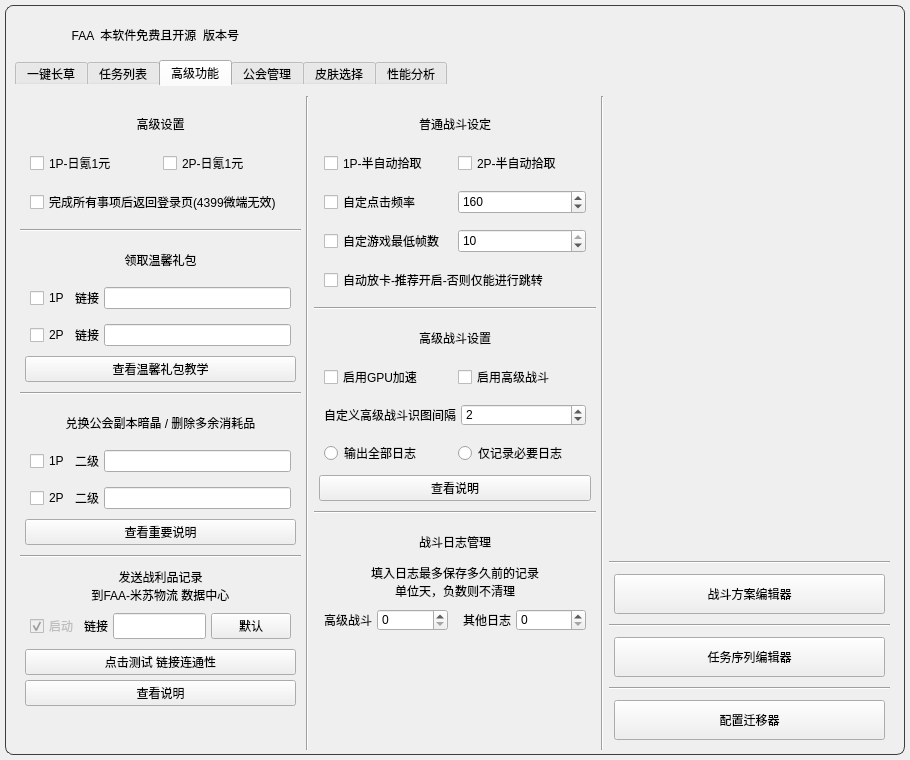
Before: the Qt Designer form resource/ui/FAA_3.0.ui in StareAbyss/FoodsVsMiceAutoAssistant, drawn with Qt 5.
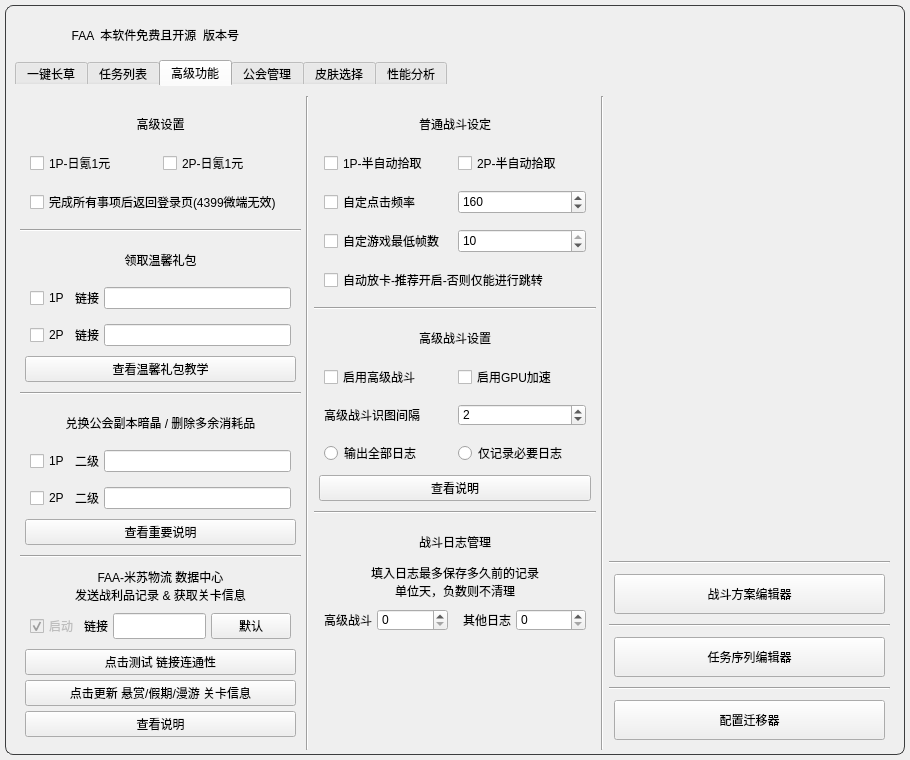
After: the same form once the commit is applied. The open tabs and pages were chosen to show the change. Icons and pictures are not drawn. Custom widgets are drawn as their Qt base class.

Commit message: feat: 关卡信息. 支持从米苏物流获取最新的数据, 并调整读取相关逻辑.

The edit to the form file:
```diff
--- a/resource/ui/FAA_3.0.ui
+++ b/resource/ui/FAA_3.0.ui
@@ -9088,7 +9088,7 @@
               </widget>
              </item>
              <item>
-              <layout class="QVBoxLayout" name="Lay_MisuLogistics" stretch="1,1,1,1">
+              <layout class="QVBoxLayout" name="Lay_MisuLogistics" stretch="1,1,1,1,1">
                <property name="spacing">
                 <number>5</number>
                </property>
@@ -9119,8 +9119,8 @@
                   </size>
                  </property>
                  <property name="text">
-                  <string>发送战利品记录
-到FAA-米苏物流 数据中心</string>
+                  <string>FAA-米苏物流 数据中心
+发送战利品记录 &amp; 获取关卡信息</string>
                  </property>
                  <property name="alignment">
                   <set>Qt::AlignCenter</set>
@@ -9298,6 +9298,34 @@
                  </property>
                 </widget>
                </item>
+               <item>
+                <widget class="QPushButton" name="MisuLogistics_GetStageInfoOnline">
+                 <property name="sizePolicy">
+                  <sizepolicy hsizetype="Expanding" vsizetype="Expanding">
+                   <horstretch>0</horstretch>
+                   <verstretch>0</verstretch>
+                  </sizepolicy>
+                 </property>
+                 <property name="minimumSize">
+                  <size>
+                   <width>0</width>
+                   <height>0</height>
+                  </size>
+                 </property>
+                 <property name="maximumSize">
+                  <size>
+                   <width>16777215</width>
+                   <height>100</height>
+                  </size>
+                 </property>
+                 <property name="toolTip">
+                  <string>只用点一下就够了!</string>
+                 </property>
+                 <property name="text">
+                  <string>点击更新 悬赏/假期/漫游 关卡信息</string>
+                 </property>
+                </widget>
+               </item>
                <item>
                 <widget class="QPushButton" name="MisuLogistics_Tip">
                  <property name="sizePolicy">
@@ -9758,31 +9786,6 @@
                  <property name="bottomMargin">
                   <number>5</number>
                  </property>
-                 <item>
-                  <widget class="QCheckBox" name="Battle_senior_gpu">
-                   <property name="sizePolicy">
-                    <sizepolicy hsizetype="Expanding" vsizetype="Expanding">
-                     <horstretch>0</horstretch>
-                     <verstretch>0</verstretch>
-                    </sizepolicy>
-                   </property>
-                   <property name="minimumSize">
-                    <size>
-                     <width>0</width>
-                     <height>0</height>
-                    </size>
-                   </property>
-                   <property name="maximumSize">
-                    <size>
-                     <width>16777215</width>
-                     <height>100</height>
-                    </size>
-                   </property>
-                   <property name="text">
-                    <string>启用GPU加速</string>
-                   </property>
-                  </widget>
-                 </item>
                  <item>
                   <widget class="QCheckBox" name="Battle_senior_checkedbox">
                    <property name="sizePolicy">
@@ -9811,6 +9814,31 @@
                    </property>
                   </widget>
                  </item>
+                 <item>
+                  <widget class="QCheckBox" name="Battle_senior_gpu">
+                   <property name="sizePolicy">
+                    <sizepolicy hsizetype="Expanding" vsizetype="Expanding">
+                     <horstretch>0</horstretch>
+                     <verstretch>0</verstretch>
+                    </sizepolicy>
+                   </property>
+                   <property name="minimumSize">
+                    <size>
+                     <width>0</width>
+                     <height>0</height>
+                    </size>
+                   </property>
+                   <property name="maximumSize">
+                    <size>
+                     <width>16777215</width>
+                     <height>100</height>
+                    </size>
+                   </property>
+                   <property name="text">
+                    <string>启用GPU加速</string>
+                   </property>
+                  </widget>
+                 </item>
                 </layout>
                </item>
                <item>
@@ -9829,8 +9857,14 @@
                  </property>
                  <item>
                   <widget class="QLabel" name="label_6">
+                   <property name="sizePolicy">
+                    <sizepolicy hsizetype="Expanding" vsizetype="Expanding">
+                     <horstretch>0</horstretch>
+                     <verstretch>0</verstretch>
+                    </sizepolicy>
+                   </property>
                    <property name="text">
-                    <string>自定义高级战斗识图间隔</string>
+                    <string>高级战斗识图间隔</string>
                    </property>
                   </widget>
                  </item>
```
The commit also changes 9 other files.
